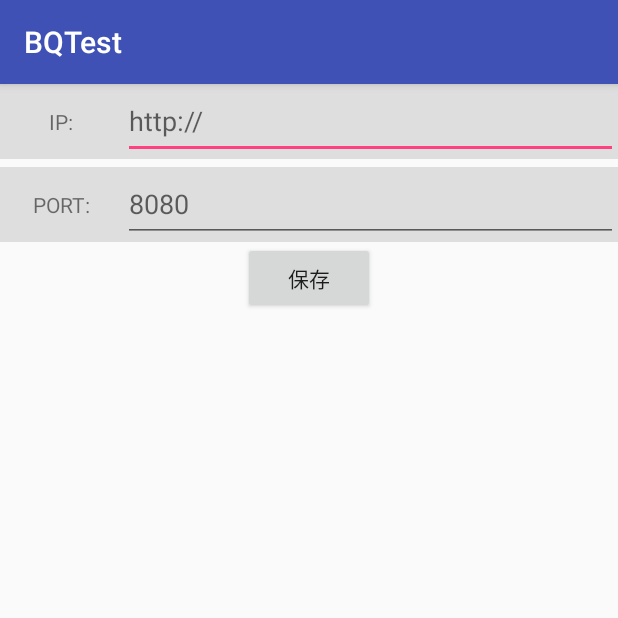
After one commit to booqin/BQTest, an Android app: the DomainAddActivity screen opened directly, with no data from a screen before it, on a phone screen of 412 x 824 dp, the top half of it. The commit adds this screen. Run offline under Robolectric (Android 15) with nearby library versions, the phone set to English and light mode, and no system bars.

Commit message:
添加域名设置模块，待完善添加域名等操作

```diff
--- a/app/src/main/AndroidManifest.xml
+++ b/app/src/main/AndroidManifest.xml
@@ -23,6 +23,7 @@
         <activity android:name="com.example.openimtest.OpenIMTestActivity"/>
 
         <activity android:name="com.example.domainsetting.DomainSettingActivity"/>
+        <activity android:name="com.example.domainsetting.DomainAddActivity"/>
 
     </application>
 
--- a/app/src/main/res/layout/activity_main.xml
+++ b/app/src/main/res/layout/activity_main.xml
@@ -25,4 +25,10 @@
         android:layout_height="wrap_content"
         android:text="DomainSetting"/>
 
+    <TextView
+        android:id="@+id/domain_tv"
+        android:layout_width="match_parent"
+        android:layout_height="40dp"
+        />
+
 </LinearLayout>
--- /dev/null
+++ b/domainsetting/src/main/java/com/example/domainsetting/DomainAddActivity.java
@@ -0,0 +1,51 @@
+package com.example.domainsetting;
+
+import com.example.domainsetting.utils.ORMUtil;
+
+import android.os.Bundle;
+import android.support.annotation.Nullable;
+import android.support.v7.app.AppCompatActivity;
+import android.view.View;
+import android.widget.Button;
+import android.widget.EditText;
+import android.widget.Toast;
+
+/**
+ * 域名添加Activity
+ * Created by Boqin on 2017/2/17.
+ * Modified by Boqin
+ *
+ * @Version
+ */
+public class DomainAddActivity extends AppCompatActivity{
+
+    private EditText mIPEditText;
+    private EditText mPortEditText;
+    private Button mButton;
+
+    @Override
+    protected void onCreate(
+            @Nullable
+                    Bundle savedInstanceState) {
+        super.onCreate(savedInstanceState);
+        setContentView(R.layout.activity_add_domain);
+        mIPEditText = (EditText) findViewById(R.id.et_ip);
+        mPortEditText = (EditText) findViewById(R.id.et_port);
+        mButton = (Button) findViewById(R.id.bt_save);
+
+        mButton.setOnClickListener(new View.OnClickListener() {
+            @Override
+            public void onClick(View v) {
+                String ip = mIPEditText.getText().toString();
+                String port = mPortEditText.getText().toString();
+                if(ip.trim().isEmpty()||port.trim().isEmpty()){
+                    Toast.makeText(DomainAddActivity.this, "输入不能为空", Toast.LENGTH_SHORT).show();
+                }else {
+                    ORMUtil.insertDomain(ip+":"+port);
+                    onBackPressed();
+                }
+            }
+        });
+
+    }
+}
--- /dev/null
+++ b/domainsetting/src/main/res/layout/activity_add_domain.xml
@@ -0,0 +1,58 @@
+<?xml version="1.0" encoding="utf-8"?>
+<LinearLayout xmlns:android="http://schemas.android.com/apk/res/android" android:orientation="vertical" android:layout_width="match_parent"
+    android:layout_height="match_parent"
+    android:gravity="center_horizontal">
+
+    <LinearLayout
+        android:layout_width="match_parent"
+        android:layout_height="50dp"
+        android:orientation="horizontal"
+        android:weightSum="1"
+        android:gravity="center"
+        android:background="#dedede">
+        <TextView
+            android:layout_width="0dp"
+            android:layout_weight="0.2"
+            android:layout_height="match_parent"
+            android:gravity="center"
+            android:text="IP:"/>
+        <EditText
+            android:id="@+id/et_ip"
+            android:layout_width="0dp"
+            android:layout_weight="0.8"
+            android:layout_height="match_parent"
+            android:gravity="center_vertical|left"
+            android:hint="http://"/>
+
+    </LinearLayout>
+
+    <LinearLayout
+        android:layout_marginTop="5dp"
+        android:layout_width="match_parent"
+        android:layout_height="50dp"
+        android:orientation="horizontal"
+        android:weightSum="1"
+        android:gravity="center"
+        android:background="#dedede">
+        <TextView
+            android:layout_width="0dp"
+            android:layout_weight="0.2"
+            android:layout_height="match_parent"
+            android:gravity="center"
+            android:text="PORT:"/>
+        <EditText
+            android:id="@+id/et_port"
+            android:layout_width="0dp"
+            android:layout_weight="0.8"
+            android:layout_height="match_parent"
+            android:gravity="center_vertical|left"
+            android:hint="8080"/>
+
+    </LinearLayout>
+    <Button
+        android:id="@+id/bt_save"
+        android:layout_width="wrap_content"
+        android:layout_height="wrap_content"
+        android:text="保存"/>
+
+</LinearLayout>
--- a/app/src/main/java/com/example/administrator/bqtest/FrescoConfig.java
+++ b/frescotest/src/main/java/com/example/frescotest/FrescoConfig.java
@@ -1,4 +1,4 @@
-package com.example.administrator.bqtest;
+package com.example.frescotest;
 
 import java.io.File;
 
```
Also changed, not shown: app/src/main/java/com/example/administrator/bqtest/BQApplication.java (+11 -24 lines), app/src/main/java/com/example/administrator/bqtest/MainActivity.java (+22 -3 lines), domainsetting/src/main/java/com/example/domainsetting/DomainSettingActivity.java (+65 -14 lines), domainsetting/src/main/java/com/example/domainsetting/adapter/DomainAdapter.java (+41 -23 lines), domainsetting/src/main/java/com/example/domainsetting/bean/DomainBean.java (+10 -22 lines), domainsetting/src/main/java/com/example/domainsetting/utils/DomainSetting.java (+50 -1 lines), domainsetting/src/main/java/com/example/domainsetting/utils/ORMUtil.java (added, +118 -0 lines), domainsetting/src/main/java/com/example/domainsetting/viewholder/DomainViewHolder.java (+5 -2 lines), domainsetting/src/main/res/menu/main.xml (added, +15 -0 lines).
